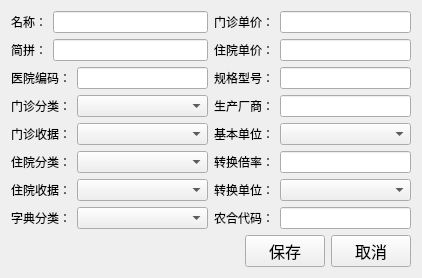
Above: drugdictionaryadd.ui from histest/his before the change. Below: the same form after it.
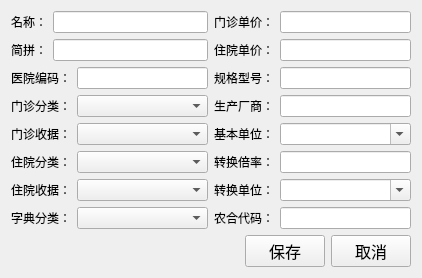
That is the form after the change.

What changed in the file:
```diff
--- a/drugdictionaryadd.ui
+++ b/drugdictionaryadd.ui
@@ -242,6 +242,9 @@
              <verstretch>0</verstretch>
             </sizepolicy>
            </property>
+           <property name="editable">
+            <bool>true</bool>
+           </property>
           </widget>
          </item>
         </layout>
@@ -277,6 +280,9 @@
              <verstretch>0</verstretch>
             </sizepolicy>
            </property>
+           <property name="editable">
+            <bool>true</bool>
+           </property>
           </widget>
          </item>
         </layout>
```
